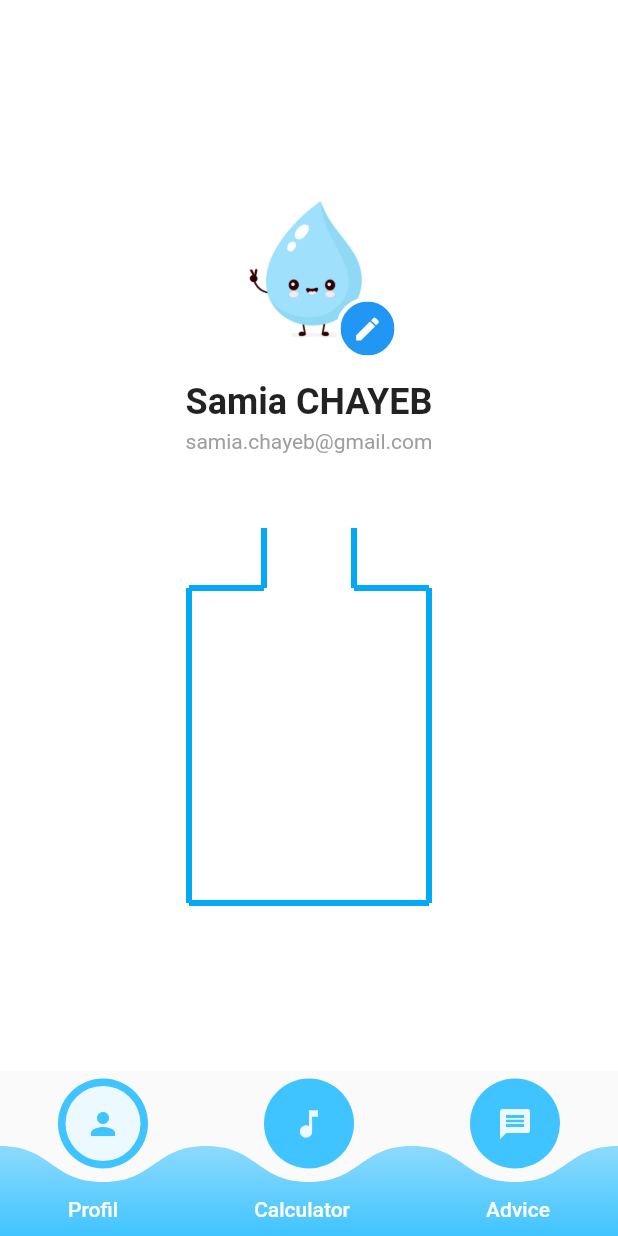
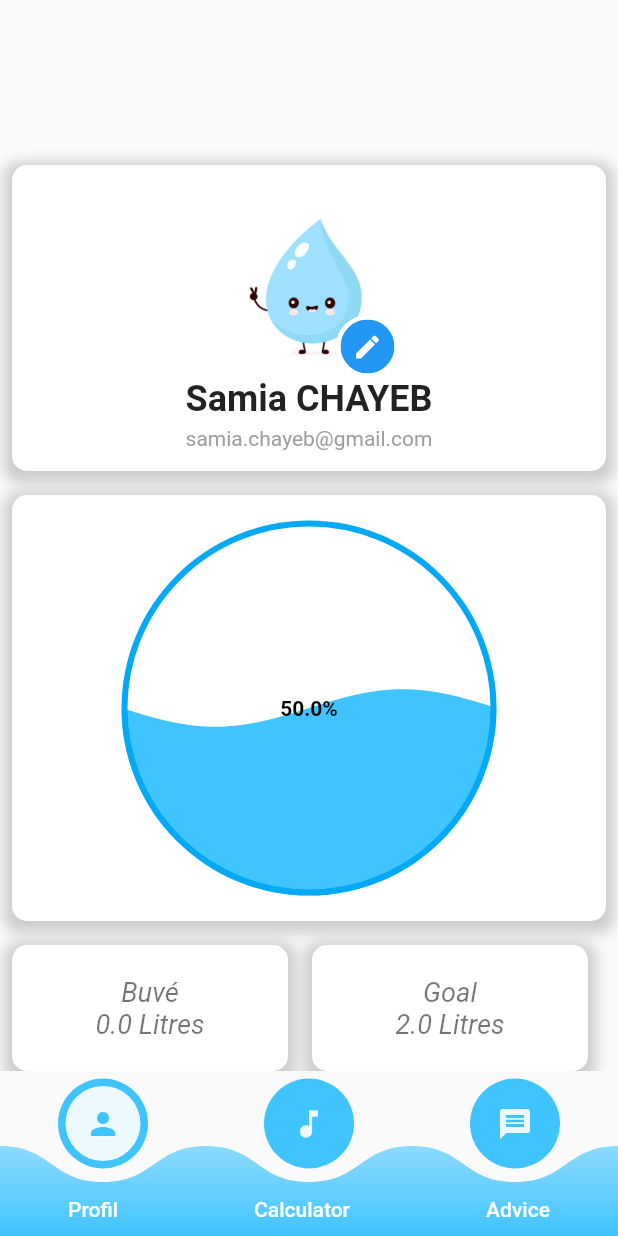
Before and after one commit to samiaChayeb/drink_water, a Flutter app: the screen it shows after launch, on a phone screen of 412 x 824 dp. Run offline on Flutter 3.47's test engine with Material 2 defaults, Android fonts, the phone set to English and light mode, and no system bars; our stand-ins replace awesome_dialog, font_awesome_flutter, liquid_progress_indicator, splashscreen; missing offline and left inert: gender_picker, path_parsing.

Commit message:
progress bar modification

```diff
--- a/lib/screens/profil_screen.dart
+++ b/lib/screens/profil_screen.dart
@@ -5,6 +5,9 @@ import 'package:flutter/cupertino.dart';
 import '../model/user.dart';
 import 'water_bottle.dart';
 import '../utils/globals.dart' as globals;
+import 'package:liquid_progress_indicator/liquid_progress_indicator.dart';
+import '../utils/Reusable_card.dart';
+import '../utils/constants.dart';
 
 class ProfilScreen extends StatefulWidget {
   @override
@@ -23,24 +26,34 @@ class _ProfilScreenState extends State<ProfilScreen> {
 
   @override
   Widget build(BuildContext context) {
-    return Container(
-      width: double.infinity,
-      height: double.infinity,
-      color: Colors.white,
+    return SingleChildScrollView(
+      child: ConstrainedBox(
+          constraints:
+              BoxConstraints(minHeight: MediaQuery.of(context).size.height),
           child: Column(
             mainAxisAlignment: MainAxisAlignment.center,
             children: [
+              headerName(),
+              buildPercentGoal(),
+              buildInformationCard(),
+            ],
+          )),
+    );
+  }
+
+  Widget headerName() => SizedBox(
+      height: 220,
+      width: double.infinity,
+      child: ReusableCard(
+          colour: kActiveCardColor,
+          cardChild: Column(
+              mainAxisAlignment: MainAxisAlignment.center,
+              children: <Widget>[
                 CustomUserProfil(
                   onClicked: () async {},
                 ),
-          const SizedBox(height: 14),
                 buildName(user),
-          const SizedBox(height: 100),
-          buildPercentGoal(),
-        ],
-      ),
-    );
-  }
+              ])));
 
   Widget buildName(User user) => Center(
           child: Column(
@@ -58,11 +71,86 @@ class _ProfilScreenState extends State<ProfilScreen> {
       ));
 
   Widget buildPercentGoal() => SizedBox(
+      height: 300,
+      width: double.infinity,
+      child: ReusableCard(
+          colour: kActiveCardColor,
+          cardChild: Column(
+              mainAxisAlignment: MainAxisAlignment.center,
+              children: <Widget>[
+                Container(
+                    height: 250,
+                    width: 250,
+                    child: LiquidCircularProgressIndicator(
+                      value: globals.percentDrinkedWater / 100,
+                      // Defaults to 0.5.
+                      valueColor:
+                          AlwaysStoppedAnimation(Colors.lightBlueAccent),
+                      backgroundColor: Colors.white,
+                      borderColor: Colors.lightBlue,
+                      borderWidth: 4.0,
+                      direction: Axis.vertical,
+                      center: Text(
+                        globals.percentDrinkedWater.toString() + "%",
+                        style: TextStyle(
+                            fontSize: 14.0,
+                            fontWeight: FontWeight.w600,
+                            color: Colors.black),
+                      ),
+                    ))
+              ])));
+
+  Widget buildInformationCard() => SizedBox(
+          child: Row(children: <Widget>[
+        SizedBox(
+            height: 100,
             width: 200,
-      height: 200,
-      child: WaterBottle(
-          waterLevel: globals.percentDrinkedWater,
-          waterColor: Colors.blue,
-          bottleColor: Colors.lightBlue,
-          capColor: Colors.blueGrey));
+            child: ReusableCard(
+              colour: kActiveCardColor,
+              cardChild: Column(
+                mainAxisAlignment: MainAxisAlignment.center,
+                children: <Widget>[
+                  Text(
+                    'Buvé',
+                    style: TextStyle(
+                        fontStyle: FontStyle.italic,
+                        color: Colors.black54,
+                        fontSize: 18),
+                  ),
+                  Text(
+                    globals.drinkedWater.toString() + ' Litres',
+                    style: TextStyle(
+                        fontStyle: FontStyle.italic,
+                        color: Colors.black54,
+                        fontSize: 18),
+                  ),
+                ],
+              ),
+            )),
+        SizedBox(
+            height: 100,
+            width: 200,
+            child: ReusableCard(
+              colour: kActiveCardColor,
+              cardChild: Column(
+                mainAxisAlignment: MainAxisAlignment.center,
+                children: <Widget>[
+                  Text(
+                    'Goal',
+                    style: TextStyle(
+                        fontStyle: FontStyle.italic,
+                        color: Colors.black54,
+                        fontSize: 18),
+                  ),
+                  Text(
+                    globals.waterLevelNeeds.toString() + ' Litres',
+                    style: TextStyle(
+                        fontStyle: FontStyle.italic,
+                        color: Colors.black54,
+                        fontSize: 18),
+                  )
+                ],
+              ),
+            )),
+      ]));
 }
--- a/lib/utils/globals.dart
+++ b/lib/utils/globals.dart
@@ -1,5 +1,5 @@
 library my_prj.globals;
 
 double waterLevelNeeds = 2.00;
-double percentDrinkedWater = 0.00;
+double percentDrinkedWater = 50.00;
 double drinkedWater = 0.00;
--- a/pubspec.yaml
+++ b/pubspec.yaml
@@ -28,6 +28,7 @@ dependencies:
   percent_indicator: ^3.4.0
   flutter_svg: ^0.18.0
   awesome_dialog: ^2.1.2
+  liquid_progress_indicator: ^0.3.2
 
 dev_dependencies:
   flutter_test:
```
Also changed, not shown: pubspec.lock. Lines whose indentation alone changed are shown as unchanged.
